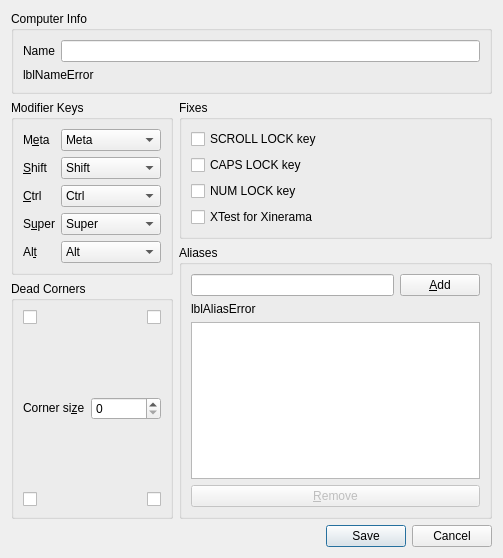
Old version of the form src/lib/gui/dialogs/ScreenSettingsDialog.ui in the repository deskflow/deskflow.
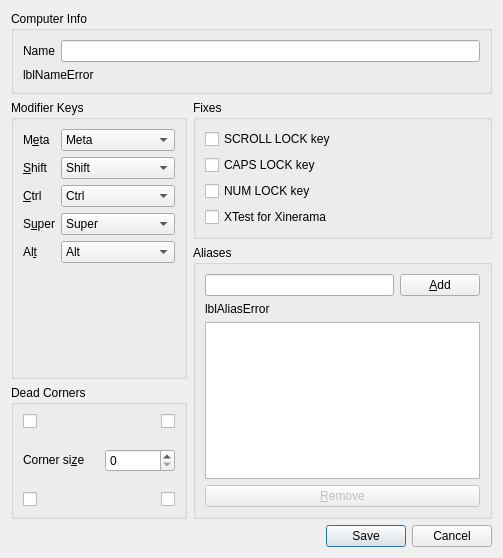
New version of the form.

Commit message: refactor: screensetting dialog, adjust spacers for dead corners

```diff
--- a/src/lib/gui/dialogs/ScreenSettingsDialog.ui
+++ b/src/lib/gui/dialogs/ScreenSettingsDialog.ui
@@ -347,6 +347,12 @@
           <string>Dead Corners</string>
          </property>
          <layout class="QVBoxLayout" name="verticalLayout_2">
+          <property name="spacing">
+           <number>20</number>
+          </property>
+          <property name="sizeConstraint">
+           <enum>QLayout::SizeConstraint::SetMinAndMaxSize</enum>
+          </property>
           <item>
            <layout class="QHBoxLayout" name="layoutDeadCornersTop">
             <item>
@@ -383,19 +389,6 @@
             </item>
            </layout>
           </item>
-          <item>
-           <spacer name="verticalSpacer">
-            <property name="orientation">
-             <enum>Qt::Orientation::Vertical</enum>
-            </property>
-            <property name="sizeHint" stdset="0">
-             <size>
-              <width>20</width>
-              <height>40</height>
-             </size>
-            </property>
-           </spacer>
-          </item>
           <item>
            <layout class="QHBoxLayout" name="layoutCornerSize">
             <item>
@@ -432,19 +425,6 @@
             </item>
            </layout>
           </item>
-          <item>
-           <spacer name="verticalSpacer_2">
-            <property name="orientation">
-             <enum>Qt::Orientation::Vertical</enum>
-            </property>
-            <property name="sizeHint" stdset="0">
-             <size>
-              <width>20</width>
-              <height>40</height>
-             </size>
-            </property>
-           </spacer>
-          </item>
           <item>
            <layout class="QHBoxLayout" name="layoutDeadCornersBottom">
             <item>
```
